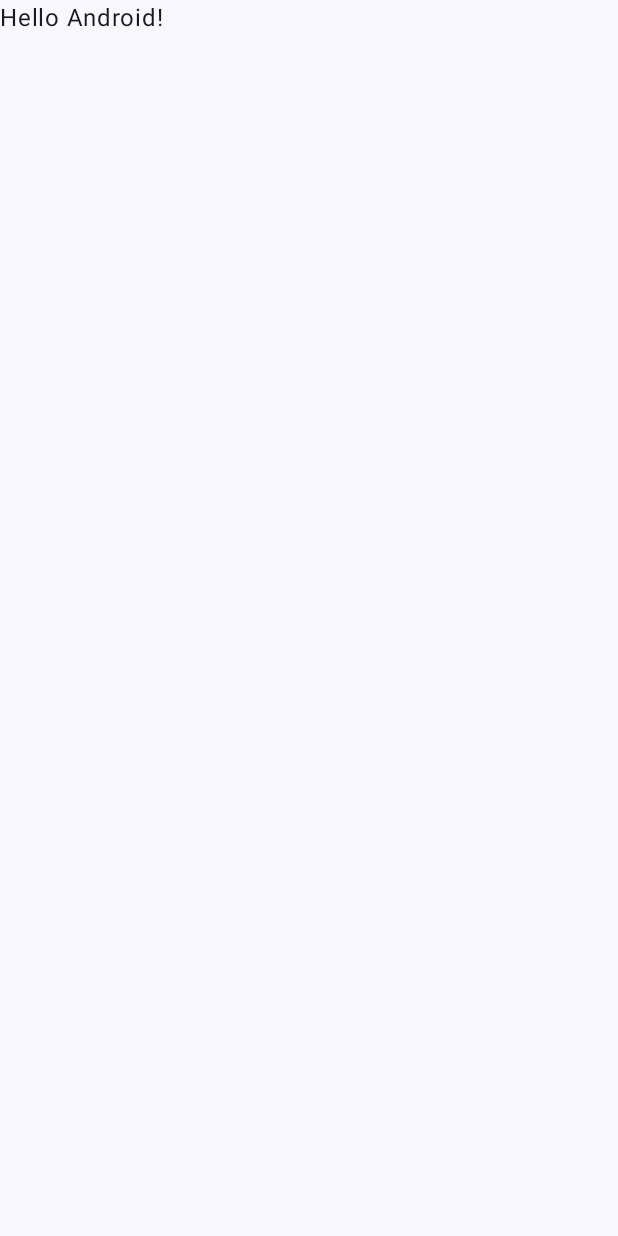
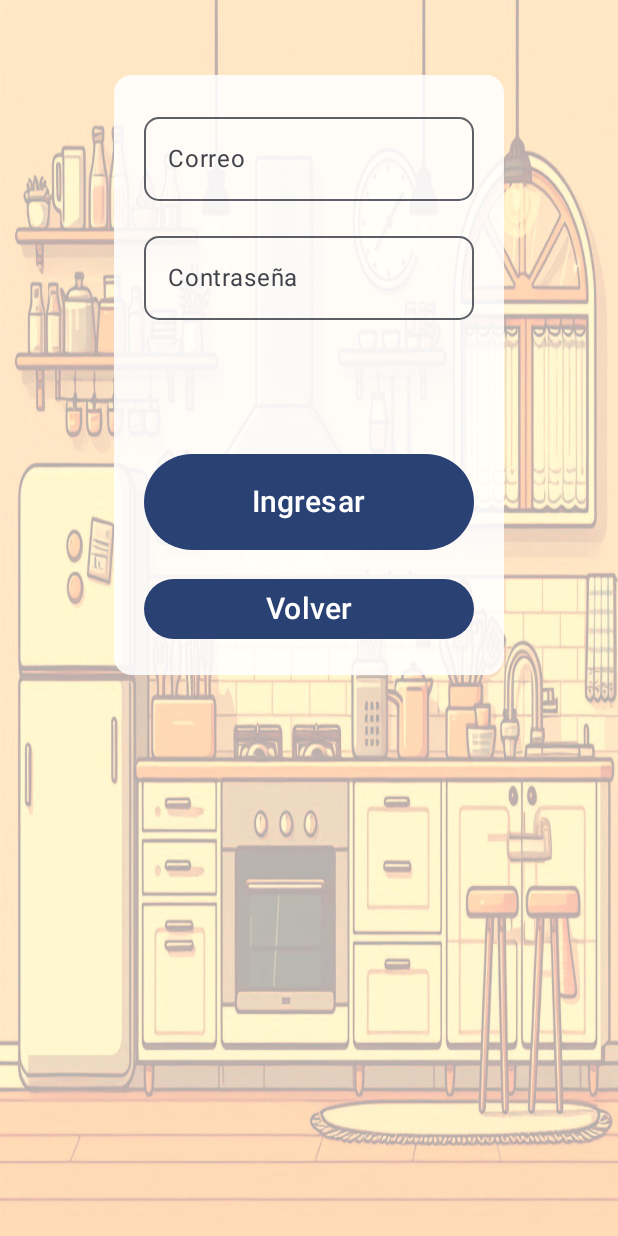
Before and after one commit to ecodisonante/cooking_pal, an Android app built with Jetpack Compose: the LoginActivity screen opened directly, with no data from a screen before it, on a phone screen of 412 x 824 dp. Before the commit the screen is almost empty. Run offline under Robolectric (Android 15) with nearby library versions, the phone set to English and light mode, and no system bars.

Commit message:
LoginActivity

```diff
--- a/app/src/main/java/com/ecodisonante/cookinpal/LoginActivity.kt
+++ b/app/src/main/java/com/ecodisonante/cookinpal/LoginActivity.kt
@@ -1,47 +1,147 @@
 package com.ecodisonante.cookinpal
 
+import android.content.Intent
 import android.os.Bundle
+import android.widget.Toast
 import androidx.activity.ComponentActivity
 import androidx.activity.compose.setContent
 import androidx.activity.enableEdgeToEdge
+import androidx.compose.foundation.layout.Arrangement
+import androidx.compose.foundation.layout.Column
+import androidx.compose.foundation.layout.Row
+import androidx.compose.foundation.layout.Spacer
 import androidx.compose.foundation.layout.fillMaxSize
-import androidx.compose.foundation.layout.padding
-import androidx.compose.material3.Scaffold
-import androidx.compose.material3.Text
+import androidx.compose.foundation.layout.size
+import androidx.compose.foundation.layout.width
 import androidx.compose.runtime.Composable
+import androidx.compose.runtime.getValue
+import androidx.compose.runtime.mutableStateOf
+import androidx.compose.runtime.remember
+import androidx.compose.runtime.setValue
+import androidx.compose.ui.Alignment
 import androidx.compose.ui.Modifier
+import androidx.compose.ui.draw.paint
+import androidx.compose.ui.layout.ContentScale
+import androidx.compose.ui.platform.LocalContext
+import androidx.compose.ui.res.painterResource
 import androidx.compose.ui.tooling.preview.Preview
+import androidx.compose.ui.unit.dp
+import com.ecodisonante.cookinpal.model.DataProvider
+import com.ecodisonante.cookinpal.model.UserPreferences
+import com.ecodisonante.cookinpal.ui.components.CustomCard
+import com.ecodisonante.cookinpal.ui.components.CustomTextField
+import com.ecodisonante.cookinpal.ui.components.FatMainButton
+import com.ecodisonante.cookinpal.ui.components.MainButton
 import com.ecodisonante.cookinpal.ui.theme.CookinPalTheme
 
 class LoginActivity : ComponentActivity() {
     override fun onCreate(savedInstanceState: Bundle?) {
         super.onCreate(savedInstanceState)
         enableEdgeToEdge()
+
         setContent {
-            CookinPalTheme {
-                Scaffold(modifier = Modifier.fillMaxSize()) { innerPadding ->
-                    Greeting(
-                        name = "Android",
-                        modifier = Modifier.padding(innerPadding)
-                    )
-                }
+            LoginDisplay()
+        }
+    }
+}
+
+@Composable
+fun LoginDisplay() {
+    CookinPalTheme {
+        Column(
+            horizontalAlignment = Alignment.CenterHorizontally,
+            modifier = Modifier
+                .fillMaxSize()
+                .paint(
+                    painterResource(id = R.drawable.bg2),
+                    contentScale = ContentScale.FillBounds
+                )
+        ) {
+            CustomCard {
+                LoginForm()
             }
         }
     }
 }
 
+
 @Composable
-fun Greeting(name: String, modifier: Modifier = Modifier) {
-    Text(
-        text = "Hello $name!",
-        modifier = modifier
+fun LoginForm() {
+    val context = LocalContext.current
+    val usrPref = UserPreferences(context)
+    if (usrPref.getUserList() == null) usrPref.saveUserList(DataProvider.usuarios)
+
+    var emailValue by remember { mutableStateOf("") }
+    var passwdValue by remember { mutableStateOf("") }
+
+    CustomTextField(
+        value = emailValue,
+        label = "Correo",
+        onValueChange = { emailValue = it }
     )
+
+    Spacer(modifier = Modifier.size(15.dp))
+
+    CustomTextField(
+        value = passwdValue,
+        label = "Contraseña",
+        onValueChange = { passwdValue = it },
+        isPassword = true
+    )
+
+    Row {
+        Column(
+            modifier = Modifier
+                .fillMaxSize()
+                .width(250.dp),
+            verticalArrangement = Arrangement.Bottom,
+            horizontalAlignment = Alignment.CenterHorizontally,
+        ) {
+
+            Spacer(modifier = Modifier.size(15.dp))
+
+            FatMainButton(
+                text = "Ingresar",
+                onClick = {
+                    val usuario = usrPref.findUserByEmail(emailValue)
+
+                    if (usuario != null && usuario.passwd == passwdValue) {
+
+                        usrPref.saveCurrentUser(usuario)
+                        Toast.makeText(
+                            context,
+                            "Bienvenido ${usuario.name}",
+                            Toast.LENGTH_LONG
+                        ).show()
+
+                        context.startActivity(Intent(context, MainActivity::class.java))
+                    } else {
+
+                        Toast.makeText(
+                            context,
+                            "Credenciales Incorrectas",
+                            Toast.LENGTH_LONG
+                        ).show()
+
+                        context.startActivity(Intent(context, LoginActivity::class.java))
+                    }
+                },
+            )
+
+            Spacer(modifier = Modifier.size(15.dp))
+
+            MainButton(
+                text = "Volver",
+                onClick = {
+                    context.startActivity(Intent(context, MainActivity::class.java))
+                },
+            )
+        }
+    }
 }
 
 @Preview(showBackground = true)
 @Composable
-fun GreetingPreview2() {
-    CookinPalTheme {
-        Greeting("Android")
-    }
+fun LoginPreview() {
+    LoginDisplay()
 }
--- a/app/src/main/java/com/ecodisonante/cookinpal/MainActivity.kt
+++ b/app/src/main/java/com/ecodisonante/cookinpal/MainActivity.kt
@@ -118,6 +118,6 @@ fun LoginButtons() {
 
 @Preview(showBackground = true)
 @Composable
-fun GreetingPreview() {
+fun MainPreview() {
     MainDisplay()
 }
--- /dev/null
+++ b/app/src/main/java/com/ecodisonante/cookinpal/ui/components/TextFields.kt
@@ -0,0 +1,64 @@
+package com.ecodisonante.cookinpal.ui.components
+
+import androidx.compose.foundation.background
+import androidx.compose.foundation.layout.Column
+import androidx.compose.foundation.layout.height
+import androidx.compose.foundation.layout.padding
+import androidx.compose.foundation.layout.width
+import androidx.compose.foundation.shape.RoundedCornerShape
+import androidx.compose.foundation.text.KeyboardOptions
+import androidx.compose.material3.Card
+import androidx.compose.material3.CardDefaults
+import androidx.compose.material3.OutlinedTextField
+import androidx.compose.material3.Text
+import androidx.compose.runtime.Composable
+import androidx.compose.ui.Modifier
+import androidx.compose.ui.graphics.Color
+import androidx.compose.ui.text.input.KeyboardType
+import androidx.compose.ui.text.input.PasswordVisualTransformation
+import androidx.compose.ui.text.input.VisualTransformation
+import androidx.compose.ui.unit.dp
+
+@Composable
+fun CustomTextField(
+    value: String,
+    onValueChange: (String) -> Unit,
+    label: String,
+    modifier: Modifier = Modifier,
+    isPassword: Boolean = false,
+    shape: RoundedCornerShape = RoundedCornerShape(10.dp)
+) {
+    OutlinedTextField(
+        value = value,
+        onValueChange = onValueChange,
+        label = { Text(label) },
+        shape = shape,
+        modifier = modifier,
+        singleLine = true,
+        visualTransformation = if (isPassword) PasswordVisualTransformation() else VisualTransformation.None,
+        keyboardOptions = if (isPassword) KeyboardOptions(keyboardType = KeyboardType.Password) else KeyboardOptions.Default
+    )
+}
+
+
+@Composable
+fun CustomCard(
+    modifier: Modifier = Modifier,
+    customHeight: Int = 450,
+    content: @Composable () -> Unit
+) {
+    Card(
+        modifier = modifier
+            .width(260.dp)
+            .height(customHeight.dp)
+            .padding(top = 50.dp)
+            .background(Color.Transparent),
+        colors = CardDefaults.cardColors(
+            containerColor = Color(0xDDFFFFFF),
+        )
+    ) {
+        Column(modifier = Modifier.padding(20.dp)) {
+            content()
+        }
+    }
+}
```
Also changed, not shown: app/src/main/res/drawable/beer.png (added), app/src/main/res/drawable/beer2.png (added), app/src/main/res/drawable/bg0.jpeg (added), app/src/main/res/drawable/bg1.jpeg (added), app/src/main/res/drawable/bg2.jpeg (added), app/src/main/res/drawable/logo.png (added).
